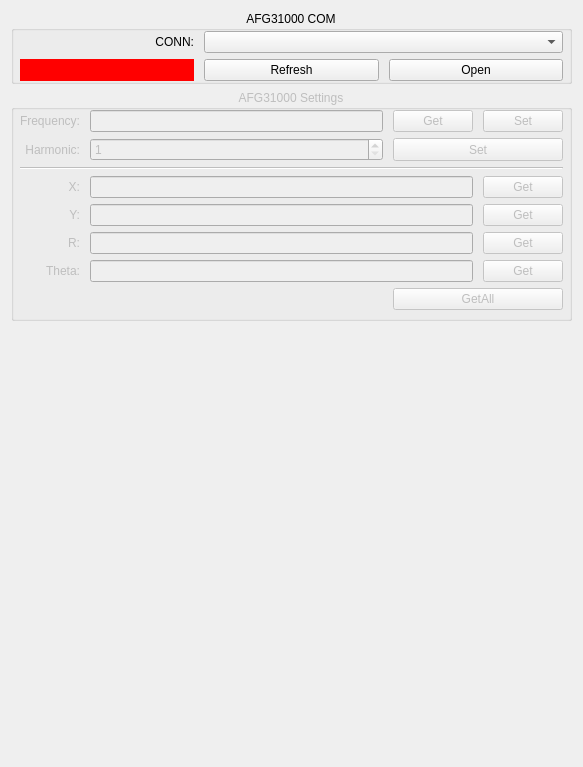
EdwarDu/autools, file Tektronix/afg31000_config.ui: the form before one commit.
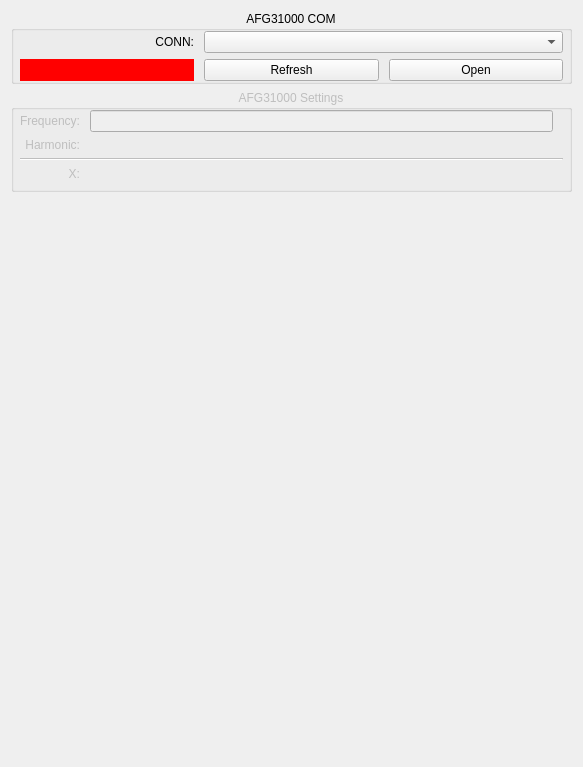
The form after the commit.

The edit to the form file:
```diff
--- a/Tektronix/afg31000_config.ui
+++ b/Tektronix/afg31000_config.ui
@@ -180,7 +180,7 @@
        <number>8</number>
       </property>
       <item>
-       <layout class="QGridLayout" name="gridLayout_5" columnstretch="0,0,0,0,0">
+       <layout class="QGridLayout" name="gridLayout_5" columnstretch="0,0,0,0">
         <property name="leftMargin">
          <number>6</number>
         </property>
@@ -190,209 +190,6 @@
         <property name="horizontalSpacing">
          <number>10</number>
         </property>
-        <item row="1" column="3" colspan="2">
-         <widget class="QPushButton" name="pushButton_SetHarmonic">
-          <property name="sizePolicy">
-           <sizepolicy hsizetype="Minimum" vsizetype="Preferred">
-            <horstretch>0</horstretch>
-            <verstretch>0</verstretch>
-           </sizepolicy>
-          </property>
-          <property name="maximumSize">
-           <size>
-            <width>16777215</width>
-            <height>16777215</height>
-           </size>
-          </property>
-          <property name="toolTip">
-           <string/>
-          </property>
-          <property name="text">
-           <string>Set</string>
-          </property>
-         </widget>
-        </item>
-        <item row="6" column="4">
-         <widget class="QPushButton" name="pushButton_GetTheta">
-          <property name="sizePolicy">
-           <sizepolicy hsizetype="Minimum" vsizetype="Preferred">
-            <horstretch>0</horstretch>
-            <verstretch>0</verstretch>
-           </sizepolicy>
-          </property>
-          <property name="maximumSize">
-           <size>
-            <width>16777215</width>
-            <height>16777215</height>
-           </size>
-          </property>
-          <property name="toolTip">
-           <string/>
-          </property>
-          <property name="text">
-           <string>Get</string>
-          </property>
-         </widget>
-        </item>
-        <item row="0" column="4">
-         <widget class="QPushButton" name="pushButton_SetFrequency">
-          <property name="sizePolicy">
-           <sizepolicy hsizetype="Minimum" vsizetype="Preferred">
-            <horstretch>0</horstretch>
-            <verstretch>0</verstretch>
-           </sizepolicy>
-          </property>
-          <property name="maximumSize">
-           <size>
-            <width>16777215</width>
-            <height>16777215</height>
-           </size>
-          </property>
-          <property name="toolTip">
-           <string/>
-          </property>
-          <property name="text">
-           <string>Set</string>
-          </property>
-         </widget>
-        </item>
-        <item row="5" column="4">
-         <widget class="QPushButton" name="pushButton_GetR">
-          <property name="sizePolicy">
-           <sizepolicy hsizetype="Minimum" vsizetype="Preferred">
-            <horstretch>0</horstretch>
-            <verstretch>0</verstretch>
-           </sizepolicy>
-          </property>
-          <property name="maximumSize">
-           <size>
-            <width>16777215</width>
-            <height>16777215</height>
-           </size>
-          </property>
-          <property name="toolTip">
-           <string/>
-          </property>
-          <property name="text">
-           <string>Get</string>
-          </property>
-         </widget>
-        </item>
-        <item row="0" column="3">
-         <widget class="QPushButton" name="pushButton_GetFrequency">
-          <property name="sizePolicy">
-           <sizepolicy hsizetype="Minimum" vsizetype="Preferred">
-            <horstretch>0</horstretch>
-            <verstretch>0</verstretch>
-           </sizepolicy>
-          </property>
-          <property name="maximumSize">
-           <size>
-            <width>16777215</width>
-            <height>16777215</height>
-           </size>
-          </property>
-          <property name="toolTip">
-           <string/>
-          </property>
-          <property name="text">
-           <string>Get</string>
-          </property>
-         </widget>
-        </item>
-        <item row="4" column="0" colspan="2">
-         <widget class="QLabel" name="label_11">
-          <property name="text">
-           <string>Y:</string>
-          </property>
-          <property name="alignment">
-           <set>Qt::AlignRight|Qt::AlignTrailing|Qt::AlignVCenter</set>
-          </property>
-         </widget>
-        </item>
-        <item row="5" column="2" colspan="2">
-         <widget class="QLineEdit" name="lineEdit_R">
-          <property name="sizePolicy">
-           <sizepolicy hsizetype="Expanding" vsizetype="Preferred">
-            <horstretch>0</horstretch>
-            <verstretch>0</verstretch>
-           </sizepolicy>
-          </property>
-          <property name="maximumSize">
-           <size>
-            <width>16777215</width>
-            <height>16777215</height>
-           </size>
-          </property>
-          <property name="toolTip">
-           <string>AFG31000 Phase (float)</string>
-          </property>
-          <property name="inputMethodHints">
-           <set>Qt::ImhFormattedNumbersOnly</set>
-          </property>
-         </widget>
-        </item>
-        <item row="2" column="0" colspan="5">
-         <widget class="Line" name="line">
-          <property name="orientation">
-           <enum>Qt::Horizontal</enum>
-          </property>
-         </widget>
-        </item>
-        <item row="6" column="0" colspan="2">
-         <widget class="QLabel" name="label_12">
-          <property name="text">
-           <string>Theta:</string>
-          </property>
-          <property name="alignment">
-           <set>Qt::AlignRight|Qt::AlignTrailing|Qt::AlignVCenter</set>
-          </property>
-         </widget>
-        </item>
-        <item row="4" column="4">
-         <widget class="QPushButton" name="pushButton_GetY">
-          <property name="sizePolicy">
-           <sizepolicy hsizetype="Minimum" vsizetype="Preferred">
-            <horstretch>0</horstretch>
-            <verstretch>0</verstretch>
-           </sizepolicy>
-          </property>
-          <property name="maximumSize">
-           <size>
-            <width>16777215</width>
-            <height>16777215</height>
-           </size>
-          </property>
-          <property name="toolTip">
-           <string/>
-          </property>
-          <property name="text">
-           <string>Get</string>
-          </property>
-         </widget>
-        </item>
-        <item row="3" column="2" colspan="2">
-         <widget class="QLineEdit" name="lineEdit_X">
-          <property name="sizePolicy">
-           <sizepolicy hsizetype="Expanding" vsizetype="Preferred">
-            <horstretch>0</horstretch>
-            <verstretch>0</verstretch>
-           </sizepolicy>
-          </property>
-          <property name="maximumSize">
-           <size>
-            <width>16777215</width>
-            <height>16777215</height>
-           </size>
-          </property>
-          <property name="toolTip">
-           <string>AFG31000 Phase (float)</string>
-          </property>
-          <property name="inputMethodHints">
-           <set>Qt::ImhFormattedNumbersOnly</set>
-          </property>
-         </widget>
-        </item>
         <item row="1" column="0" colspan="2">
          <widget class="QLabel" name="label_14">
           <property name="text">
@@ -403,16 +200,6 @@
           </property>
          </widget>
         </item>
-        <item row="0" column="0" colspan="2">
-         <widget class="QLabel" name="label_16">
-          <property name="text">
-           <string>Frequency:</string>
-          </property>
-          <property name="alignment">
-           <set>Qt::AlignRight|Qt::AlignTrailing|Qt::AlignVCenter</set>
-          </property>
-         </widget>
-        </item>
         <item row="0" column="2">
          <widget class="QLineEdit" name="lineEdit_Frequency">
           <property name="sizePolicy">
@@ -435,60 +222,6 @@
           </property>
          </widget>
         </item>
-        <item row="5" column="0" colspan="2">
-         <widget class="QLabel" name="label_13">
-          <property name="text">
-           <string>R:</string>
-          </property>
-          <property name="alignment">
-           <set>Qt::AlignRight|Qt::AlignTrailing|Qt::AlignVCenter</set>
-          </property>
-         </widget>
-        </item>
-        <item row="6" column="2" colspan="2">
-         <widget class="QLineEdit" name="lineEdit_Theta">
-          <property name="sizePolicy">
-           <sizepolicy hsizetype="Expanding" vsizetype="Preferred">
-            <horstretch>0</horstretch>
-            <verstretch>0</verstretch>
-           </sizepolicy>
-          </property>
-          <property name="maximumSize">
-           <size>
-            <width>16777215</width>
-            <height>16777215</height>
-           </size>
-          </property>
-          <property name="toolTip">
-           <string>AFG31000 Phase (float)</string>
-          </property>
-          <property name="inputMethodHints">
-           <set>Qt::ImhFormattedNumbersOnly</set>
-          </property>
-         </widget>
-        </item>
-        <item row="4" column="2" colspan="2">
-         <widget class="QLineEdit" name="lineEdit_Y">
-          <property name="sizePolicy">
-           <sizepolicy hsizetype="Expanding" vsizetype="Preferred">
-            <horstretch>0</horstretch>
-            <verstretch>0</verstretch>
-           </sizepolicy>
-          </property>
-          <property name="maximumSize">
-           <size>
-            <width>16777215</width>
-            <height>16777215</height>
-           </size>
-          </property>
-          <property name="toolTip">
-           <string>AFG31000 Phase (float)</string>
-          </property>
-          <property name="inputMethodHints">
-           <set>Qt::ImhFormattedNumbersOnly</set>
-          </property>
-         </widget>
-        </item>
         <item row="3" column="0" colspan="2">
          <widget class="QLabel" name="label_10">
           <property name="text">
@@ -499,60 +232,20 @@
           </property>
          </widget>
         </item>
-        <item row="1" column="2">
-         <widget class="QSpinBox" name="spinBox_Harmonic">
-          <property name="keyboardTracking">
-           <bool>false</bool>
+        <item row="0" column="0" colspan="2">
+         <widget class="QLabel" name="label_16">
+          <property name="text">
+           <string>Frequency:</string>
           </property>
-          <property name="minimum">
-           <number>1</number>
+          <property name="alignment">
+           <set>Qt::AlignRight|Qt::AlignTrailing|Qt::AlignVCenter</set>
           </property>
-          <property name="maximum">
-           <number>19999</number>
-          </property>
          </widget>
         </item>
-        <item row="3" column="4">
-         <widget class="QPushButton" name="pushButton_GetX">
-          <property name="sizePolicy">
-           <sizepolicy hsizetype="Minimum" vsizetype="Preferred">
-            <horstretch>0</horstretch>
-            <verstretch>0</verstretch>
-           </sizepolicy>
-          </property>
-          <property name="maximumSize">
-           <size>
-            <width>16777215</width>
-            <height>16777215</height>
-           </size>
-          </property>
-          <property name="toolTip">
-           <string/>
-          </property>
-          <property name="text">
-           <string>Get</string>
-          </property>
-         </widget>
-        </item>
-        <item row="7" column="3" colspan="2">
-         <widget class="QPushButton" name="pushButton_GetAll">
-          <property name="sizePolicy">
-           <sizepolicy hsizetype="Minimum" vsizetype="Preferred">
-            <horstretch>0</horstretch>
-            <verstretch>0</verstretch>
-           </sizepolicy>
-          </property>
-          <property name="maximumSize">
-           <size>
-            <width>16777215</width>
-            <height>16777215</height>
-           </size>
-          </property>
-          <property name="toolTip">
-           <string>Get X, Y, R, Theta, F</string>
-          </property>
-          <property name="text">
-           <string>GetAll</string>
+        <item row="2" column="0" colspan="4">
+         <widget class="Line" name="line">
+          <property name="orientation">
+           <enum>Qt::Horizontal</enum>
           </property>
          </widget>
         </item>
```
Left out of the diff: 13 changed lines with no effect on the pictures.
